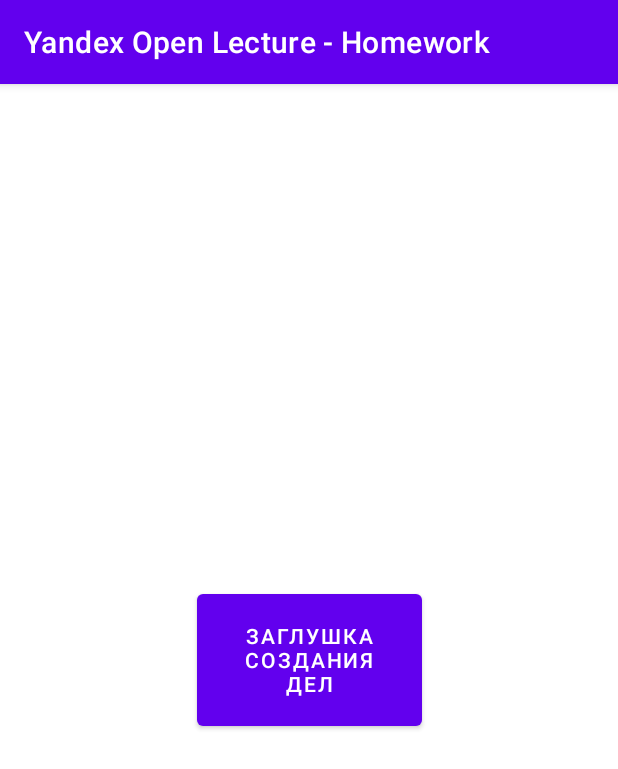
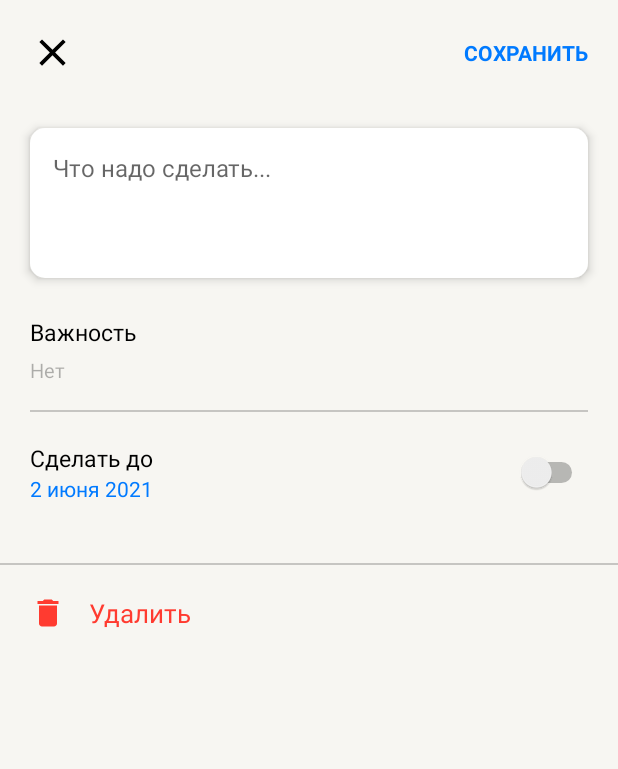
Before and after one commit to IVIaximus12/yxhwork, an Android app: the TodoItemFragment screen opened through its navigation route, on a phone screen of 412 x 824 dp. Shown: the top 769 px of the screen. Run offline under Robolectric (Android 15) with nearby library versions, the phone set to English and light mode, and no system bars.

Commit message:
Almost finished the layout of the TodoItemFragment.

```diff
--- a/app/build.gradle
+++ b/app/build.gradle
@@ -9,7 +9,7 @@ android {
 
     defaultConfig {
         applicationId "com.example.yandex_hwork"
-        minSdk 21
+        minSdk 23
         targetSdk 32
         versionCode 1
         versionName "1.0"
--- a/app/src/main/java/com/example/yandex_hwork/screens/TodoFragment.kt
+++ b/app/src/main/java/com/example/yandex_hwork/screens/TodoItemFragment.kt
@@ -2,19 +2,20 @@ package com.example.yandex_hwork.screens
 
 import android.os.Bundle
 import android.view.View
-import android.widget.Button
+import android.widget.EditText
+import android.widget.ImageButton
 import androidx.core.os.bundleOf
 import androidx.fragment.app.Fragment
 import androidx.navigation.fragment.findNavController
 import com.example.yandex_hwork.MaybeTask
 import com.example.yandex_hwork.R
 
-class TodoFragment: Fragment(R.layout.fragment_todo) {
+class TodoItemFragment: Fragment(R.layout.fragment_todo_item) {
 
     override fun onViewCreated(view: View, savedInstanceState: Bundle?) {
         super.onViewCreated(view, savedInstanceState)
 
-        view.findViewById<Button>(R.id.todoButton).setOnClickListener() {
+        view.findViewById<ImageButton>(R.id.closeButton).setOnClickListener() {
             exampleNewTask()
             findNavController().popBackStack()
         }
--- a/app/src/main/java/com/example/yandex_hwork/screens/TodoListFragment.kt
+++ b/app/src/main/java/com/example/yandex_hwork/screens/TodoListFragment.kt
@@ -21,9 +21,9 @@ class TodoListFragment: Fragment(R.layout.fragment_todo_list) {
     }
 
     private fun gettingTodo(view: View) {
-        parentFragmentManager.setFragmentResultListener(TodoFragment.REQUEST_CODE, viewLifecycleOwner) {
+        parentFragmentManager.setFragmentResultListener(TodoItemFragment.REQUEST_CODE, viewLifecycleOwner) {
                 key, data ->
-            val newTask = data.getParcelable<MaybeTask>(TodoFragment.NEW_TASK)
+            val newTask = data.getParcelable<MaybeTask>(TodoItemFragment.NEW_TASK)
             // закидываем новую задачу
             if (newTask != null) {
                 view.findViewById<Button>(R.id.listButton).text = newTask.taskText
--- /dev/null
+++ b/app/src/main/res/drawable/custom_delete_icon.xml
@@ -0,0 +1,11 @@
+<?xml version="1.0" encoding="utf-8"?>
+<selector xmlns:android="http://schemas.android.com/apk/res/android">
+
+    <item
+        android:state_enabled="true"
+        android:drawable="@drawable/ic_delete_enabled"/>
+
+    <item
+        android:state_enabled="false"
+        android:drawable="@drawable/ic_delete_disabled"/>
+</selector>
--- /dev/null
+++ b/app/src/main/res/drawable/custom_input.xml
@@ -0,0 +1,6 @@
+<?xml version="1.0" encoding="utf-8"?>
+<shape xmlns:android="http://schemas.android.com/apk/res/android"
+    android:shape="rectangle">
+    <solid android:color="@color/back_secondary"/>
+    <corners android:radius="10dp"/>
+</shape>
--- /dev/null
+++ b/app/src/main/res/drawable/ic_close.xml
@@ -0,0 +1,10 @@
+<vector xmlns:android="http://schemas.android.com/apk/res/android"
+    android:height="24dp"
+    android:tint="@color/label_primary"
+    android:viewportHeight="24"
+    android:viewportWidth="24"
+    android:width="24dp">
+    <path
+        android:fillColor="@android:color/white"
+        android:pathData="M19,6.41L17.59,5 12,10.59 6.41,5 5,6.41 10.59,12 5,17.59 6.41,19 12,13.41 17.59,19 19,17.59 13.41,12z"/>
+</vector>
--- /dev/null
+++ b/app/src/main/res/drawable/ic_delete_disabled.xml
@@ -0,0 +1,10 @@
+<vector xmlns:android="http://schemas.android.com/apk/res/android"
+    android:height="24dp"
+    android:tint="@color/color_gray_light"
+    android:viewportHeight="24"
+    android:viewportWidth="24"
+    android:width="24dp">
+    <path
+        android:fillColor="@android:color/white"
+        android:pathData="M6,19c0,1.1 0.9,2 2,2h8c1.1,0 2,-0.9 2,-2V7H6v12zM19,4h-3.5l-1,-1h-5l-1,1H5v2h14V4z"/>
+</vector>
--- /dev/null
+++ b/app/src/main/res/drawable/ic_delete_enabled.xml
@@ -0,0 +1,10 @@
+<vector xmlns:android="http://schemas.android.com/apk/res/android"
+    android:height="24dp"
+    android:tint="@color/color_red"
+    android:viewportHeight="24"
+    android:viewportWidth="24"
+    android:width="24dp">
+    <path
+        android:fillColor="@android:color/white"
+        android:pathData="M6,19c0,1.1 0.9,2 2,2h8c1.1,0 2,-0.9 2,-2V7H6v12zM19,4h-3.5l-1,-1h-5l-1,1H5v2h14V4z"/>
+</vector>
--- a/app/src/main/res/layout/fragment_todo.xml
+++ /dev/null
@@ -1,19 +0,0 @@
-<?xml version="1.0" encoding="utf-8"?>
-<androidx.constraintlayout.widget.ConstraintLayout xmlns:android="http://schemas.android.com/apk/res/android"
-    xmlns:app="http://schemas.android.com/apk/res-auto"
-    xmlns:tools="http://schemas.android.com/tools"
-    android:layout_width="match_parent"
-    android:layout_height="match_parent"
-    tools:context="com.example.yandex_hwork.screens.TodoFragment">
-
-    <Button
-        android:id="@+id/todoButton"
-        android:layout_width="150dp"
-        android:layout_height="100dp"
-        android:text="Заглушка создания дел"
-        app:layout_constraintBottom_toBottomOf="parent"
-        app:layout_constraintEnd_toEndOf="parent"
-        app:layout_constraintStart_toStartOf="parent"
-        app:layout_constraintTop_toTopOf="parent" />
-
-</androidx.constraintlayout.widget.ConstraintLayout>
--- /dev/null
+++ b/app/src/main/res/layout/fragment_todo_item.xml
@@ -0,0 +1,170 @@
+<?xml version="1.0" encoding="utf-8"?>
+<androidx.constraintlayout.widget.ConstraintLayout xmlns:android="http://schemas.android.com/apk/res/android"
+    xmlns:app="http://schemas.android.com/apk/res-auto"
+    xmlns:tools="http://schemas.android.com/tools"
+    android:layout_width="match_parent"
+    android:layout_height="match_parent"
+    tools:context="com.example.yandex_hwork.screens.TodoItemFragment">
+
+    <androidx.constraintlayout.widget.ConstraintLayout
+        android:id="@+id/closeAndSaveGroup"
+        android:layout_width="match_parent"
+        android:layout_height="wrap_content"
+        android:paddingHorizontal="20dp"
+        android:layout_marginTop="20dp"
+        android:paddingBottom="15dp"
+        android:elevation="5dp"
+        app:layout_constraintEnd_toEndOf="parent"
+        app:layout_constraintHorizontal_bias="1.0"
+        app:layout_constraintStart_toStartOf="parent"
+        app:layout_constraintTop_toTopOf="parent">
+
+        <ImageButton
+            android:id="@+id/closeButton"
+            android:layout_width="30dp"
+            android:layout_height="30dp"
+            android:background="@drawable/ic_close"
+            app:layout_constraintBottom_toBottomOf="parent"
+            app:layout_constraintStart_toStartOf="parent"
+            app:layout_constraintTop_toTopOf="parent" />
+
+        <TextView
+            android:id="@+id/saveButton"
+            android:layout_width="wrap_content"
+            android:layout_height="wrap_content"
+            android:text="@string/saveButtonText"
+            android:textColor="@color/color_blue"
+            android:textStyle="bold"
+            app:layout_constraintBottom_toBottomOf="parent"
+            app:layout_constraintEnd_toEndOf="parent"
+            app:layout_constraintTop_toTopOf="parent" />
+
+    </androidx.constraintlayout.widget.ConstraintLayout>
+
+    <ScrollView
+        android:id="@+id/scrollTodo"
+        android:layout_width="match_parent"
+        android:layout_height="wrap_content"
+        app:layout_constraintTop_toBottomOf="@+id/closeAndSaveGroup">
+
+        <androidx.constraintlayout.widget.ConstraintLayout
+        android:layout_width="match_parent"
+        android:layout_height="wrap_content">
+
+        <EditText
+            android:id="@+id/todoText"
+            android:layout_width="match_parent"
+            android:layout_height="wrap_content"
+            android:layout_marginHorizontal="20dp"
+            android:layout_marginTop="20dp"
+            android:layout_marginBottom="3dp"
+            android:autofillHints="username"
+            android:background="@drawable/custom_input"
+            android:elevation="4dp"
+            android:gravity="top"
+            android:hint="@string/todoTextHint"
+            android:inputType="textMultiLine"
+            android:minHeight="100dp"
+            android:padding="15dp"
+            android:textColor="@color/label_primary"
+            android:textColorHint="@color/label_secondary"
+            android:textSize="16sp"
+            app:layout_constraintTop_toTopOf="parent"/>
+
+        <androidx.constraintlayout.widget.ConstraintLayout
+            android:id="@+id/infoViewGroup"
+            android:layout_width="match_parent"
+            android:layout_height="wrap_content"
+            android:layout_marginBottom="20dp"
+            android:layout_marginHorizontal="20dp"
+            app:layout_constraintTop_toBottomOf="@+id/todoText">
+
+        <TextView
+            android:id="@+id/importantText"
+            android:layout_width="match_parent"
+            android:layout_height="wrap_content"
+            android:layout_marginTop="25dp"
+            android:text="@string/importantText"
+            android:textSize="15sp"
+            app:layout_constraintTop_toTopOf="parent" />
+
+        <TextView
+            android:id="@+id/importantChooseText"
+            android:layout_width="match_parent"
+            android:layout_height="wrap_content"
+            android:layout_marginTop="5dp"
+            android:text="@string/importantTextChooseNo"
+            android:textColor="@color/label_tertiary"
+            android:textSize="13sp"
+            app:layout_constraintTop_toBottomOf="@+id/importantText" />
+
+        <View
+            android:id="@+id/firstDivider"
+            android:layout_width="match_parent"
+            android:layout_height="1dp"
+            android:layout_marginTop="17dp"
+            android:background="@color/support_separator"
+            app:layout_constraintTop_toBottomOf="@+id/importantChooseText" />
+
+        <androidx.constraintlayout.widget.ConstraintLayout
+            android:id="@+id/dataViewGroup"
+            android:layout_width="match_parent"
+            android:layout_height="wrap_content"
+            android:layout_marginTop="20dp"
+            app:layout_constraintTop_toBottomOf="@+id/firstDivider">
+
+            <TextView
+                android:id="@+id/whenText"
+                android:layout_width="wrap_content"
+                android:layout_height="wrap_content"
+                android:text="@string/whenText"
+                android:textSize="15sp"
+                app:layout_constraintLeft_toLeftOf="parent"
+                app:layout_constraintTop_toTopOf="parent" />
+
+            <TextView
+                android:id="@+id/dataText"
+                android:layout_width="wrap_content"
+                android:layout_height="wrap_content"
+                android:text="2 июня 2021"
+                android:textColor="@color/color_blue"
+                app:layout_constraintLeft_toLeftOf="parent"
+                app:layout_constraintTop_toBottomOf="@+id/whenText" />
+
+            <Switch
+                android:layout_width="wrap_content"
+                android:layout_height="wrap_content"
+                app:layout_constraintBottom_toBottomOf="parent"
+                app:layout_constraintRight_toRightOf="parent"
+                app:layout_constraintTop_toTopOf="parent"
+                tools:ignore="UseSwitchCompatOrMaterialXml" />
+
+        </androidx.constraintlayout.widget.ConstraintLayout>
+    </androidx.constraintlayout.widget.ConstraintLayout>
+
+        <View
+        android:id="@+id/secondDivider"
+        android:layout_width="match_parent"
+        android:layout_height="1dp"
+        android:layout_marginTop="40dp"
+        android:background="@color/support_separator"
+        app:layout_constraintTop_toBottomOf="@+id/infoViewGroup" />
+
+        <TextView
+            android:id="@+id/deleteText"
+            android:layout_width="match_parent"
+            android:layout_height="wrap_content"
+            android:layout_marginHorizontal="20dp"
+            android:layout_marginTop="20dp"
+            android:gravity="center_vertical"
+            android:textSize="17sp"
+            android:textColor="@color/color_red"
+            android:text="@string/deleteText"
+            app:drawableStartCompat="@drawable/custom_delete_icon"
+            android:drawablePadding="15dp"
+            app:layout_constraintTop_toBottomOf="@+id/secondDivider"/>
+
+    </androidx.constraintlayout.widget.ConstraintLayout>
+    </ScrollView>
+
+</androidx.constraintlayout.widget.ConstraintLayout>
--- a/app/src/main/res/navigation/nav_graph.xml
+++ b/app/src/main/res/navigation/nav_graph.xml
@@ -6,7 +6,7 @@
 
     <fragment
         android:id="@+id/todoFragment"
-        android:name="com.example.yandex_hwork.screens.TodoFragment"
+        android:name="com.example.yandex_hwork.screens.TodoItemFragment"
         android:label="TodoFragment" >
         <action
             android:id="@+id/action_todoFragment_to_todoListFragment"
--- a/app/src/main/res/values-night/themes.xml
+++ b/app/src/main/res/values-night/themes.xml
@@ -10,7 +10,7 @@
         <item name="colorSecondaryVariant">@color/teal_200</item>
         <item name="colorOnSecondary">@color/black</item>
         <!-- Status bar color. -->
-        <item name="android:statusBarColor" tools:targetApi="l">?attr/colorPrimaryVariant</item>
+        <item name="android:statusBarColor">?attr/colorPrimaryVariant</item>
         <!-- Customize your theme here. -->
     </style>
 </resources>
--- a/app/src/main/res/values/colors.xml
+++ b/app/src/main/res/values/colors.xml
@@ -7,4 +7,23 @@
     <color name="teal_700">#FF018786</color>
     <color name="black">#FF000000</color>
     <color name="white">#FFFFFFFF</color>
+
+    <color name="support_separator">#33000000</color>
+    <color name="support_overlay">#0F000000</color>
+
+    <color name="label_primary">#000000</color>
+    <color name="label_secondary">#99000000</color>
+    <color name="label_tertiary">#4D000000</color>
+    <color name="label_disable">#26000000</color>
+
+    <color name="color_red">#FF3B30</color>
+    <color name="color_green">#34C759</color>
+    <color name="color_blue">#007AFF</color>
+    <color name="color_gray">#8E8E93</color>
+    <color name="color_gray_light">#D1D1D6</color>
+    <color name="color_white">#FFFFFF</color>
+
+    <color name="back_primary">#F7F6F2</color>
+    <color name="back_secondary">#FFFFFF</color>
+    <color name="back_elevated">#FFFFFF</color>
 </resources>
--- a/app/src/main/res/values/strings.xml
+++ b/app/src/main/res/values/strings.xml
@@ -1,3 +1,9 @@
 <resources>
     <string name="app_name">Yandex Open Lecture - Homework</string>
+    <string name="saveButtonText">СОХРАНИТЬ</string>
+    <string name="todoTextHint">Что надо сделать...</string>
+    <string name="importantText">Важность</string>
+    <string name="importantTextChooseNo">Нет</string>
+    <string name="whenText">Сделать до</string>
+    <string name="deleteText">Удалить</string>
 </resources>
--- a/app/src/main/res/values/themes.xml
+++ b/app/src/main/res/values/themes.xml
@@ -1,16 +1,19 @@
 <resources xmlns:tools="http://schemas.android.com/tools">
     <!-- Base application theme. -->
-    <style name="Theme.YandexOpenLectureHomework" parent="Theme.MaterialComponents.DayNight.DarkActionBar">
+    <style name="Theme.YandexOpenLectureHomework" parent="Theme.MaterialComponents.DayNight.NoActionBar">
         <!-- Primary brand color. -->
-        <item name="colorPrimary">@color/purple_500</item>
-        <item name="colorPrimaryVariant">@color/purple_700</item>
-        <item name="colorOnPrimary">@color/white</item>
+        <item name="colorPrimary">@color/label_primary</item>
+        <item name="colorPrimaryVariant">@color/back_primary</item>
+        <item name="colorOnPrimary">@color/purple_200</item>
         <!-- Secondary brand color. -->
-        <item name="colorSecondary">@color/teal_200</item>
+        <item name="colorSecondary">@color/color_blue</item>
         <item name="colorSecondaryVariant">@color/teal_700</item>
         <item name="colorOnSecondary">@color/black</item>
         <!-- Status bar color. -->
-        <item name="android:statusBarColor" tools:targetApi="l">?attr/colorPrimaryVariant</item>
+        <item name="android:statusBarColor">?attr/colorPrimaryVariant</item>
         <!-- Customize your theme here. -->
+        <item name="android:windowBackground">@color/back_primary</item>
+        <item name="android:textColor">@color/label_primary</item>
+        <item name="android:windowLightStatusBar">true</item>
     </style>
 </resources>
```
